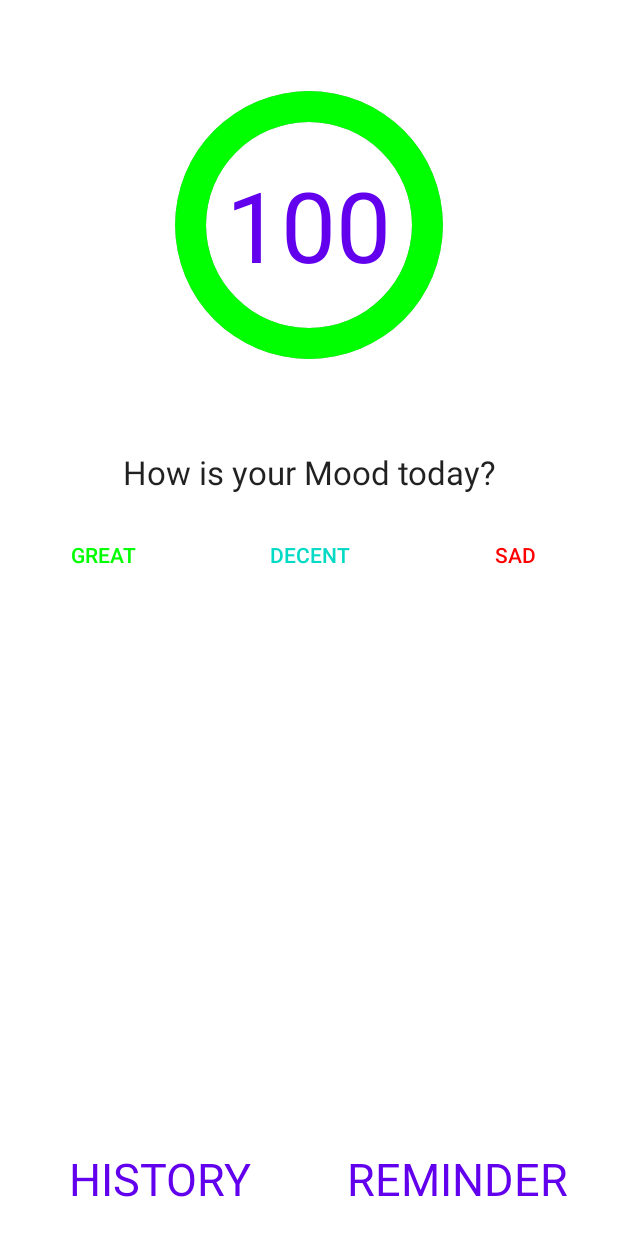
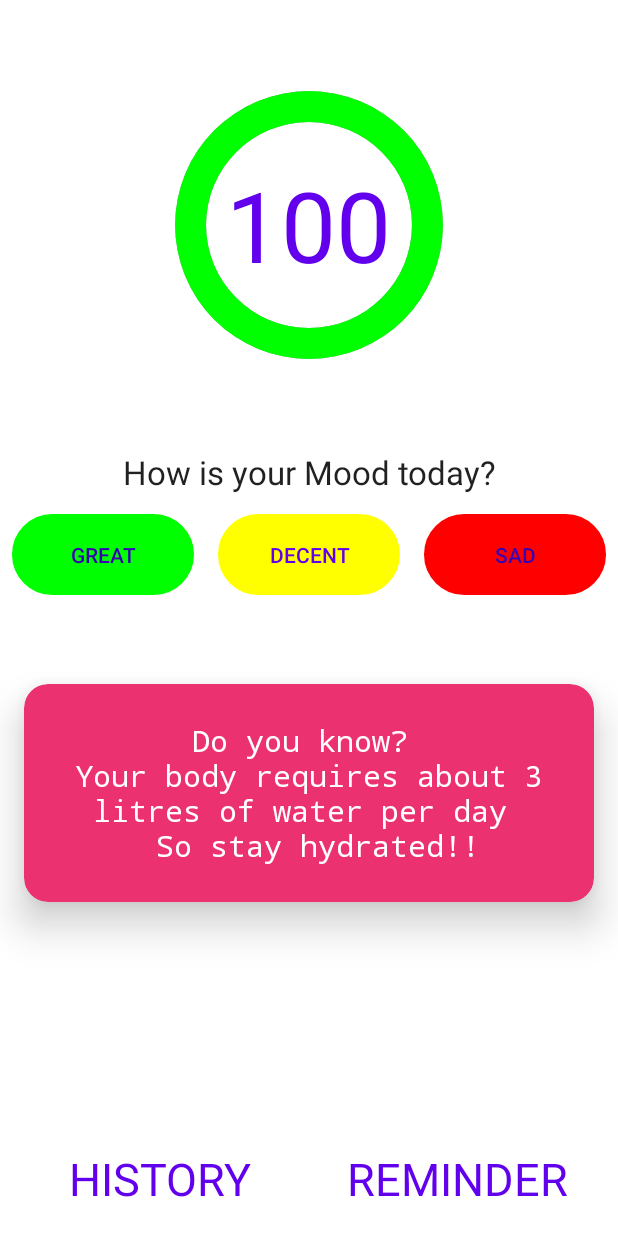
Before and after one commit to satyam55553/moodscore, an Android app: the screen it shows after launch (MainActivity), on a phone screen of 412 x 824 dp. Run offline under Robolectric (Android 15) with nearby library versions, the phone set to English and light mode, and no system bars; 2 statements that could not run were skipped.

Commit message:
Second commit

```diff
--- a/app/build.gradle
+++ b/app/build.gradle
@@ -26,6 +26,7 @@ dependencies {
     implementation fileTree(dir: "libs", include: ["*.jar"])
     implementation 'androidx.appcompat:appcompat:1.2.0'
     implementation 'androidx.constraintlayout:constraintlayout:2.0.1'
+    implementation 'androidx.cardview:cardview:1.0.0'
     testImplementation 'junit:junit:4.12'
     androidTestImplementation 'androidx.test.ext:junit:1.1.2'
     androidTestImplementation 'androidx.test.espresso:espresso-core:3.3.0'
--- a/app/src/main/java/com/example/reminder/MainActivity.java
+++ b/app/src/main/java/com/example/reminder/MainActivity.java
@@ -21,6 +21,7 @@ import android.graphics.Color;
 import android.graphics.PorterDuff;
 import android.graphics.Rect;
 import android.graphics.drawable.Drawable;
+import android.graphics.drawable.shapes.Shape;
 import android.net.Uri;
 import android.os.Build;
 import android.os.Bundle;
@@ -42,6 +43,7 @@ import com.example.reminder.data.Contract;
 import com.example.reminder.data.mCursorAdapter;
 
 import java.text.SimpleDateFormat;
+import java.util.ArrayList;
 import java.util.Calendar;
 import java.util.Locale;
 
@@ -59,7 +61,7 @@ public class MainActivity extends AppCompatActivity implements LoaderManager.Loa
 
     mCursorAdapter mCursorAdapter;
     int score = 100;
-    TextView moodScore, setReminderDialog, alarmDateTime, viewHistory;
+    TextView moodScore, setReminderDialog, alarmDateTime, viewHistory,tipsText;
     Button sadBtn, greatBtn, setReminder, cancelBtn,decentBtn;
     TimePicker timePicker;
     AlarmManager alarmManager;
@@ -72,7 +74,6 @@ public class MainActivity extends AppCompatActivity implements LoaderManager.Loa
     private static final int SCORE_LOADER = 1, MOOD_SCORE_LOADER = 3;
     private static final String CHANNEL_ID = "CHANNEL_SAMPLE";
     ProgressBar mProgress;
-
     int pStatus = 0;
     private final Handler handler = new Handler();
 
@@ -84,10 +85,15 @@ public class MainActivity extends AppCompatActivity implements LoaderManager.Loa
         createNotificationChannel();
 
         moodScore = (TextView) findViewById(R.id.mood_score);
+        tipsText = (TextView) findViewById(R.id.tipsText);
         sadBtn = (Button) findViewById(R.id.sad_button);
         decentBtn = (Button) findViewById(R.id.decent_button);
         greatBtn = (Button) findViewById(R.id.great_button);
         viewHistory = findViewById(R.id.viewHistory);
+
+        sadBtn.getBackground().setColorFilter(Color.RED, PorterDuff.Mode.MULTIPLY);
+        decentBtn.getBackground().setColorFilter(Color.YELLOW, PorterDuff.Mode.MULTIPLY);
+        greatBtn.getBackground().setColorFilter(Color.GREEN, PorterDuff.Mode.MULTIPLY);
 
         setReminderDialog = (TextView) findViewById(R.id.setReminderDialog);
 
@@ -335,6 +341,7 @@ public class MainActivity extends AppCompatActivity implements LoaderManager.Loa
             moodScoreAvg = moodScoreCal(cursor);
             mProgress.setProgress(moodScoreAvg);   // Main Progress
             moodScore.setText(moodScoreAvg+"");
+            tipsSelector(moodScoreAvg);
             //moodColor(moodScoreAvg);
             Log.e("MainActivity.this", "mood score avg=" + moodScoreAvg);
         }
@@ -391,6 +398,23 @@ public class MainActivity extends AppCompatActivity implements LoaderManager.Loa
         }
     }*/
 
+    private void tipsSelector(int score){
+        if(score>85){
+            tipsText.setText("Do you know? \n" +
+                    "Your body requires about 3 litres of water per day \n " +
+                    "So stay hydrated!!");
+        }else if(score<=85 && score>75){
+            tipsText.setText("The younger you are more sleep you require!! \n" +
+                    "Adults require atleast 7 hours of sleep \n" +
+                    "So lets sleep!!!");
+        }else if(score<=75 && score>50){
+            tipsText.setText("Focus on eating plenty of fruits and vegetables along with foods rich in omega-3 fatty acids");
+        }else if(score<=50){
+            tipsText.setText("Hey you seem Sad? \n" +
+                    "Cheer up!! \n");
+        }
+    }
+
     private void createNotificationChannel() {
         if (Build.VERSION.SDK_INT >= Build.VERSION_CODES.O) {
             //For API 26 & above
--- a/app/src/main/res/drawable/rounded_button.xml
+++ b/app/src/main/res/drawable/rounded_button.xml
@@ -1,5 +1,15 @@
 <?xml version="1.0" encoding="utf-8"?>
-<shape xmlns:android="http://schemas.android.com/apk/res/android">
-    <solid android:color="#ffffff" />
-    <corners android:radius="20dp" />
+<shape
+    xmlns:android="http://schemas.android.com/apk/res/android" >
+    <stroke android:width="2dp"
+        android:color="#FFFFFF"/>
+    <gradient
+        android:angle="225"
+        android:startColor="#ffffffff"
+        android:endColor="#ffffffff"/>
+    <corners
+        android:bottomLeftRadius="80dp"
+        android:bottomRightRadius="80dp"
+        android:topLeftRadius="80dp"
+        android:topRightRadius="80dp" />
 </shape>
--- a/app/src/main/res/layout/activity_main.xml
+++ b/app/src/main/res/layout/activity_main.xml
@@ -1,4 +1,5 @@
 <RelativeLayout xmlns:android="http://schemas.android.com/apk/res/android"
+    xmlns:app="http://schemas.android.com/apk/res-auto"
     xmlns:tools="http://schemas.android.com/tools"
     android:layout_width="match_parent"
     android:layout_height="match_parent"
@@ -59,8 +60,9 @@
                 android:layout_height="wrap_content"
                 android:layout_margin="8dp"
                 android:layout_weight="1"
+                android:background="@drawable/rounded_button"
                 android:text="Great"
-                android:textColor="#00ff00" />
+                android:textColor="@color/colorPrimaryDark" />
 
             <Button
                 android:id="@+id/decent_button"
@@ -69,8 +71,10 @@
                 android:layout_height="wrap_content"
                 android:layout_margin="8dp"
                 android:layout_weight="1"
+                android:background="@drawable/rounded_button"
                 android:scaleType="centerInside"
-                android:text="Decent" />
+                android:text="Decent"
+                android:textColor="@color/colorPrimary" />
 
             <Button
                 android:id="@+id/sad_button"
@@ -79,8 +83,9 @@
                 android:layout_height="wrap_content"
                 android:layout_margin="8dp"
                 android:layout_weight="1"
+                android:background="@drawable/rounded_button"
                 android:text="Sad"
-                android:textColor="#ff0000" />
+                android:textColor="@color/colorPrimaryDark" />
         </LinearLayout>
 
         <TextView
@@ -91,20 +96,30 @@
             android:gravity="center"
             tools:text="No Reminder Yet" />
 
-        <ScrollView
+        <androidx.cardview.widget.CardView
             android:layout_width="match_parent"
             android:layout_height="wrap_content"
-            android:layout_margin="18dp">
+            android:layout_margin="16dp"
+            android:visibility="visible"
+            app:cardBackgroundColor="#EC3170"
+            app:cardCornerRadius="16dp"
+            app:cardElevation="16dp"
+            app:contentPadding="8dp">
 
             <TextView
                 android:id="@+id/tipsText"
                 android:layout_width="match_parent"
                 android:layout_height="wrap_content"
+                android:layout_margin="16dp"
+                android:fontFamily="monospace"
                 android:gravity="center"
-                android:textSize="20sp"
-                android:textStyle="italic"
-                tools:text="An apple a day keeps the doctor away" />
-        </ScrollView>
+                android:inputType="textMultiLine"
+                android:scrollbars="vertical"
+                android:text="An apple a day keeps the doctor away"
+                android:textColor="@android:color/white"
+                android:textSize="20sp" />
+        </androidx.cardview.widget.CardView>
+
     </LinearLayout>
 
     <LinearLayout
```
